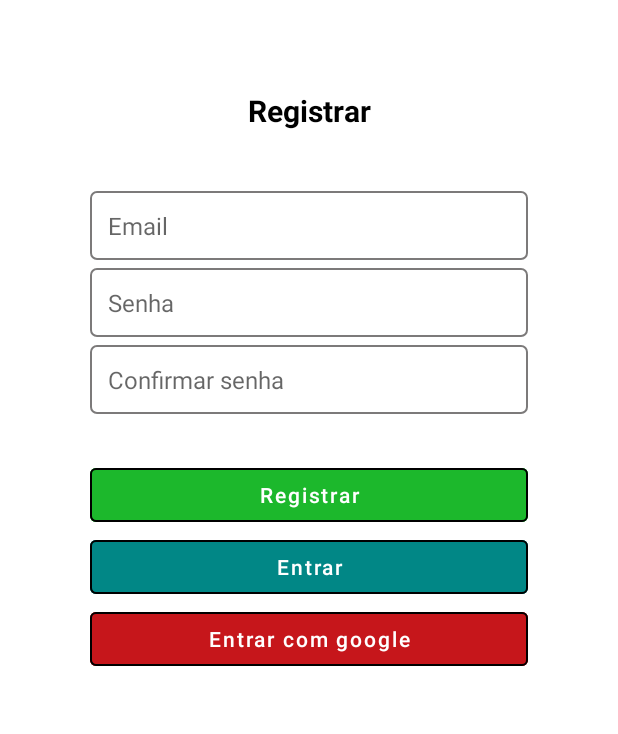
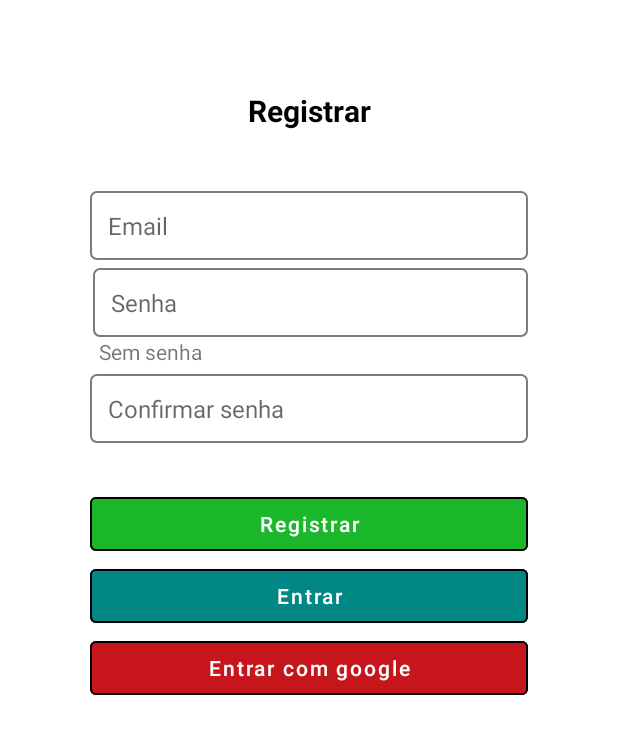
Before and after one commit to RodrigoAugusto31/kotlin-final-project-repository, an Android app: the CreateAccount screen opened directly, with no data from a screen before it, on a phone screen of 412 x 824 dp. Shown: the top 734 px of the screen. Run offline under Robolectric (Android 15) with nearby library versions, the phone set to English and light mode, and no system bars; our stand-ins replace Firebase (no records; nobody signed in at launch, a user with empty details on screens opened directly).

Commit message:
updating project password check

```diff
--- a/app/src/main/java/com/example/finalprojectrodrigoaugusto/activitys/CreateAccount.kt
+++ b/app/src/main/java/com/example/finalprojectrodrigoaugusto/activitys/CreateAccount.kt
@@ -8,6 +8,7 @@ import android.widget.Toast
 import com.example.finalprojectrodrigoaugusto.MainActivity
 import com.example.finalprojectrodrigoaugusto.R
 import com.example.finalprojectrodrigoaugusto.databinding.ActivityCreateAccountBinding
+import com.example.finalprojectrodrigoaugusto.fragments.PasswordFragment
 import com.google.android.gms.auth.api.signin.GoogleSignIn
 import com.google.android.gms.auth.api.signin.GoogleSignInAccount
 import com.google.android.gms.auth.api.signin.GoogleSignInClient
@@ -23,9 +24,9 @@ import com.google.firebase.auth.GoogleAuthProvider
 class CreateAccount : AppCompatActivity() {
 
     private lateinit var email: EditText
-    private lateinit var password: EditText
+    private lateinit var password: PasswordFragment
     private lateinit var confirmPassword: EditText
-    private lateinit var createAccountInputArrayList: Array<EditText>
+    private lateinit var createAccountInputArrayList: Array<Any>
 
     private lateinit var mGoogleClient: GoogleSignInClient
     private val reqCode = 123
@@ -41,7 +42,7 @@ class CreateAccount : AppCompatActivity() {
         supportActionBar?.hide()
 
         email = binding.createAccountEditTxtEmail
-        password = binding.createAccountEditTxtPassword
+        password = supportFragmentManager.findFragmentById(R.id.password_fragment) as PasswordFragment
         confirmPassword = binding.createAccountEditTxtConfirmPassword
         createAccountInputArrayList = arrayOf(email, password, confirmPassword)
 
@@ -156,7 +157,7 @@ class CreateAccount : AppCompatActivity() {
             if (verifyIdenticalPassword()) {
                 if (verifySizePassword()) {
                     val userEmail = binding.createAccountEditTxtEmail.text.toString().trim()
-                    val userPassword = binding.createAccountEditTxtPassword.text.toString().trim()
+                    val userPassword = password.text.toString().trim()
 
                     firebaseAuth.createUserWithEmailAndPassword(userEmail, userPassword)
                         .addOnCompleteListener {
--- a/app/src/main/java/com/example/finalprojectrodrigoaugusto/activitys/TaskActivity.kt
+++ b/app/src/main/java/com/example/finalprojectrodrigoaugusto/activitys/TaskActivity.kt
@@ -102,11 +102,11 @@ class TaskActivity : AppCompatActivity() {
                     task["hora"] = binding.tasksEditTxtHour.text.toString()
 
                     ref.setValue(task)
-                    Toast.makeText(this@TaskActivity, "Tarefa atualizada com sucesso", Toast.LENGTH_SHORT).show()
+                    Toast.makeText(this@TaskActivity, getString(R.string.tarefa_atualizada), Toast.LENGTH_SHORT).show()
                 }
 
                 override fun onCancelled(error: DatabaseError) {
-                    Toast.makeText(this@TaskActivity, "Erro ao atualizar tarefa", Toast.LENGTH_SHORT).show()
+                    Toast.makeText(this@TaskActivity, getString(R.string.erro_ao_atualizar_tarefa), Toast.LENGTH_SHORT).show()
                 }
 
             })
@@ -151,7 +151,7 @@ class TaskActivity : AppCompatActivity() {
             }
 
             override fun onCancelled(error: DatabaseError) {
-                Toast.makeText(this@TaskActivity, "Erro ao carregar tarefa", Toast.LENGTH_SHORT).show()
+                Toast.makeText(this@TaskActivity, getString(R.string.erro_ao_carregar_tarefa), Toast.LENGTH_SHORT).show()
             }
         })
     }
--- /dev/null
+++ b/app/src/main/java/com/example/finalprojectrodrigoaugusto/fragments/PasswordFragment.kt
@@ -0,0 +1,60 @@
+package com.example.finalprojectrodrigoaugusto.fragments
+
+import android.os.Bundle
+import android.text.Editable
+import android.text.TextWatcher
+import androidx.fragment.app.Fragment
+import android.view.LayoutInflater
+import android.view.View
+import android.view.ViewGroup
+import android.widget.EditText
+import android.widget.TextView
+import com.example.finalprojectrodrigoaugusto.R
+import com.example.finalprojectrodrigoaugusto.databinding.FragmentPasswordBinding
+
+class PasswordFragment : Fragment() {
+
+    private var _binding: FragmentPasswordBinding? = null
+    private val binding get() = _binding!!
+
+    private lateinit var textViewDifficultyValue: TextView
+    private lateinit var password: EditText
+    lateinit var text: Editable
+
+    override fun onCreateView(
+        inflater: LayoutInflater, container: ViewGroup?,
+        savedInstanceState: Bundle?
+    ): View {
+        _binding = FragmentPasswordBinding.inflate(inflater,container,false)
+
+        textViewDifficultyValue = binding.textViewDifficultyValue
+        password = binding.passwordEditTxt
+
+        password.addTextChangedListener(object: TextWatcher {
+            override fun beforeTextChanged(s: CharSequence?, start: Int, count: Int, after: Int) {}
+            override fun onTextChanged(s: CharSequence?, start: Int, before: Int, count: Int) {}
+
+            override fun afterTextChanged(s: Editable?) {
+                if (s != null) {
+                    text = s
+                }
+
+                if(text.toString().isEmpty()){
+                    textViewDifficultyValue.text = getString(R.string.sem_senha)
+                }else if(text.toString().length < 6) {
+                    textViewDifficultyValue.text = getString(R.string.senha_muito_fraca)
+                }else if(text.toString().length < 8){
+                    textViewDifficultyValue.text = getString(R.string.senha_fraca)
+                }else if(text.toString().length < 10) {
+                    textViewDifficultyValue.text = getString(R.string.senha_media)
+                }else if(text.toString().length < 12) {
+                    textViewDifficultyValue.text = getString(R.string.senha_forte)
+                }else {
+                    textViewDifficultyValue.text = getString(R.string.senha_muito_forte)
+                }
+            }
+        })
+
+        return binding.root
+    }
+}
--- a/app/src/main/res/layout/activity_create_account.xml
+++ b/app/src/main/res/layout/activity_create_account.xml
@@ -31,20 +31,17 @@
         android:hint="@string/email"
         android:imeOptions="actionNone"
         android:inputType="textEmailAddress"
-        app:layout_constraintBottom_toTopOf="@+id/create_account_edit_txt_password"
+        app:layout_constraintBottom_toTopOf="@+id/password_fragment"
         app:layout_constraintEnd_toEndOf="parent"
         app:layout_constraintStart_toStartOf="parent"
         app:layout_constraintTop_toBottomOf="@+id/create_account_txt_title" />
 
-    <EditText
-        android:id="@+id/create_account_edit_txt_password"
-        style="@style/CustomEditText"
-        android:layout_width="match_parent"
+    <fragment
+        android:id="@+id/password_fragment"
+        android:name="com.example.finalprojectrodrigoaugusto.fragments.PasswordFragment"
+        android:layout_width="0dp"
         android:layout_height="wrap_content"
         android:layout_marginBottom="5dp"
-        android:hint="@string/password"
-        android:imeOptions="actionNone"
-        android:inputType="textPassword"
         app:layout_constraintBottom_toTopOf="@+id/create_account_edit_txt_confirm_password"
         app:layout_constraintEnd_toEndOf="parent"
         app:layout_constraintStart_toStartOf="parent"
@@ -62,7 +59,7 @@
         app:layout_constraintBottom_toTopOf="@+id/create_account_bt_register"
         app:layout_constraintEnd_toEndOf="parent"
         app:layout_constraintStart_toStartOf="parent"
-        app:layout_constraintTop_toBottomOf="@+id/create_account_edit_txt_password" />
+        app:layout_constraintTop_toBottomOf="@+id/password_fragment" />
 
     <Button
         android:id="@+id/create_account_bt_register"
--- a/app/src/main/res/layout/activity_login_screen.xml
+++ b/app/src/main/res/layout/activity_login_screen.xml
@@ -54,7 +54,7 @@
         android:layout_width="wrap_content"
         android:layout_height="wrap_content"
         android:layout_marginTop="5dp"
-        android:text="Esqueci minha senha"
+        android:text="@string/esqueci_minha_senha"
         android:textColor="@color/grey"
         android:textSize="16sp"
         app:layout_constraintStart_toStartOf="@id/edit_txt_password"
--- /dev/null
+++ b/app/src/main/res/layout/fragment_password.xml
@@ -0,0 +1,23 @@
+<?xml version="1.0" encoding="utf-8"?>
+<LinearLayout xmlns:android="http://schemas.android.com/apk/res/android"
+    android:layout_width="match_parent"
+    android:layout_height="wrap_content"
+    android:orientation="vertical"
+    android:paddingLeft="2dp">
+
+    <EditText
+        android:id="@+id/password_edit_txt"
+        android:layout_width="match_parent"
+        style="@style/CustomEditText"
+        android:imeOptions="actionNone"
+        android:layout_height="wrap_content"
+        android:hint="@string/password"
+        android:inputType="textPassword" />
+    />
+    <TextView
+        android:id="@+id/textViewDifficultyValue"
+        android:layout_marginLeft="4dp"
+        android:layout_width="match_parent"
+        android:layout_height="wrap_content"
+        android:text="Sem senha" />
+</LinearLayout>
--- a/app/src/main/res/layout/fragment_weather.xml
+++ b/app/src/main/res/layout/fragment_weather.xml
@@ -10,8 +10,8 @@
         android:id="@+id/weather_fragment_img_view"
         android:layout_width="60dp"
         android:layout_height="60dp"
-        android:layout_marginStart="80dp"
-        android:layout_marginTop="30dp"
+        android:layout_marginStart="50dp"
+        android:layout_marginTop="20dp"
         app:layout_constraintStart_toStartOf="parent"
         app:layout_constraintTop_toTopOf="parent" />
 
--- a/app/src/main/res/layout/time_picker_layout.xml
+++ b/app/src/main/res/layout/time_picker_layout.xml
@@ -23,7 +23,7 @@
             android:layout_height="wrap_content"
             android:layout_marginStart="20dp"
             android:layout_marginTop="10dp"
-            android:text="Selecione um horario"
+            android:text="@string/selecione_um_horario"
             android:textColor="@color/black"
             android:textSize="24sp"
             app:layout_constraintStart_toStartOf="parent"
@@ -80,7 +80,7 @@
                 android:layout_marginBottom="5dp"
                 android:layout_weight="1"
                 android:backgroundTint="@color/red"
-                android:text="Cancelar" />
+                android:text="@string/cancelar" />
 
             <Button
                 android:id="@+id/timepicker_bt_save"
@@ -92,7 +92,7 @@
                 android:layout_marginBottom="5dp"
                 android:layout_weight="1"
                 android:backgroundTint="@color/green"
-                android:text="Salvar" />
+                android:text="@string/salvar" />
 
         </LinearLayout>
 
```
Also changed, not shown: app/src/main/java/com/example/finalprojectrodrigoaugusto/MainActivity.kt (+6 -6 lines), app/src/main/java/com/example/finalprojectrodrigoaugusto/activitys/ProfileActivity.kt (+7 -7 lines), app/src/main/res/layout/activity_change_password.xml (+4 -4 lines), app/src/main/res/layout/activity_forgot_password.xml (+4 -4 lines), app/src/main/res/layout/activity_profile.xml (+5 -5 lines), app/src/main/res/layout/activity_task.xml (+5 -5 lines), app/src/main/res/values/strings.xml (+36 -3 lines), 1 other file.
